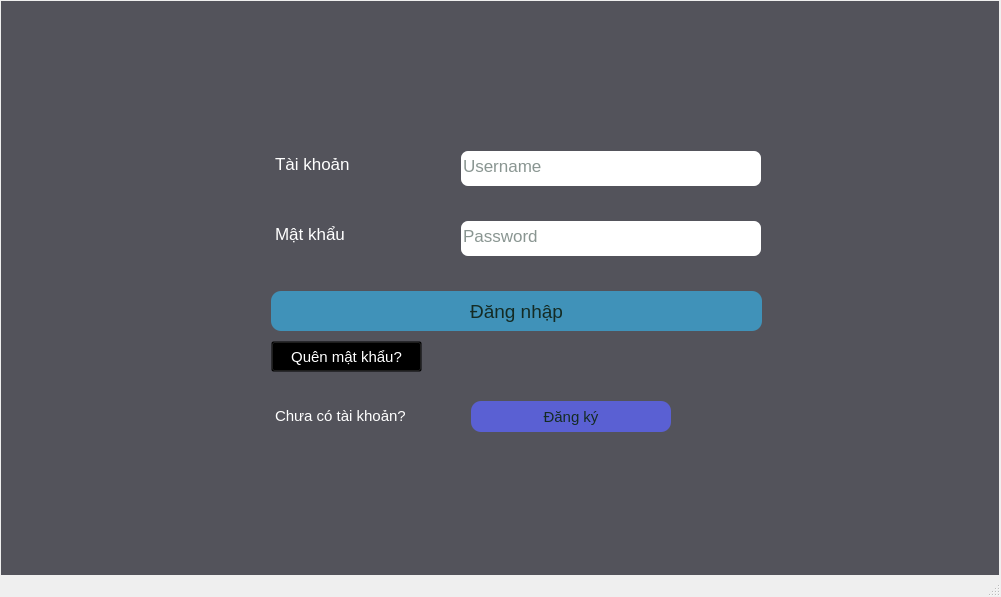
Hahahahihihohe/LTUD, file login_wd.ui: the form before one commit.
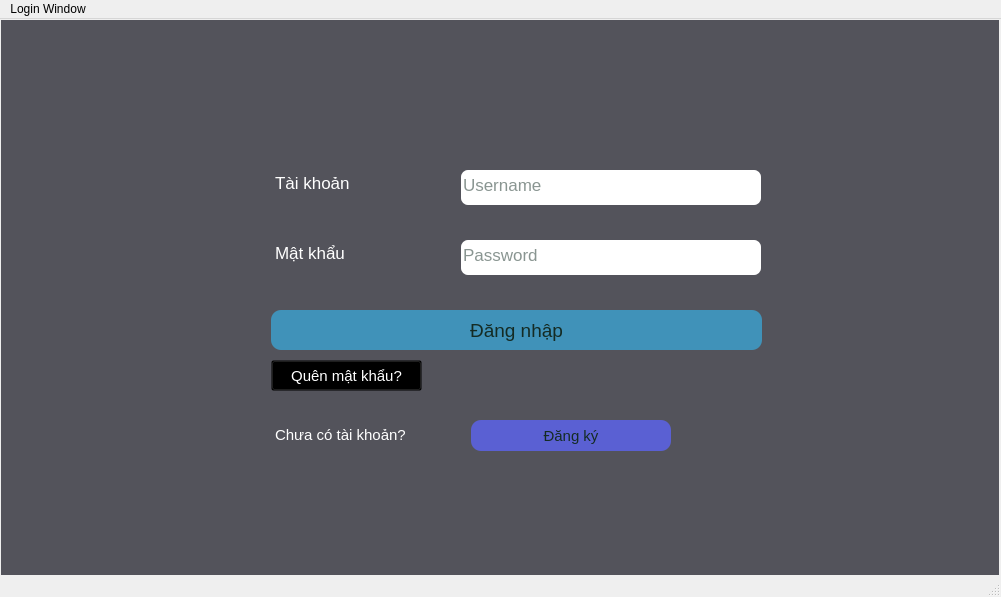
The form after the commit.

What changed in the file:
```diff
--- a/login_wd.ui
+++ b/login_wd.ui
@@ -284,6 +284,12 @@
      <height>26</height>
     </rect>
    </property>
+   <widget class="QMenu" name="menuLogin_Window">
+    <property name="title">
+     <string>Login Window</string>
+    </property>
+   </widget>
+   <addaction name="menuLogin_Window"/>
   </widget>
   <widget class="QStatusBar" name="statusbar"/>
  </widget>
```
Left out of the diff: 4 changed lines with no effect on the pictures.
